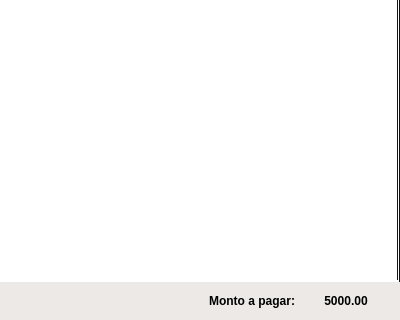
Qt form POS_Application/src/ui/pos/receipt.ui (Svndda/POS) before a commit; both pictures show x 0 to 400 and y 190 to 510 of the 400 by 510 pixel window.
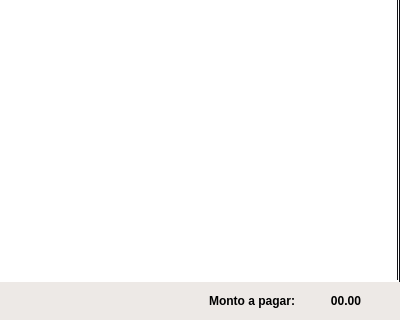
The same form after that commit.

What changed in the file:
```diff
--- a/POS_Application/src/ui/pos/receipt.ui
+++ b/POS_Application/src/ui/pos/receipt.ui
@@ -315,7 +315,7 @@
          </font>
         </property>
         <property name="text">
-         <string>5000.00</string>
+         <string>00.00</string>
         </property>
         <property name="alignment">
          <set>Qt::AlignmentFlag::AlignCenter</set>
```
Left out of the diff: 2 changed lines with no effect on the pictures.
